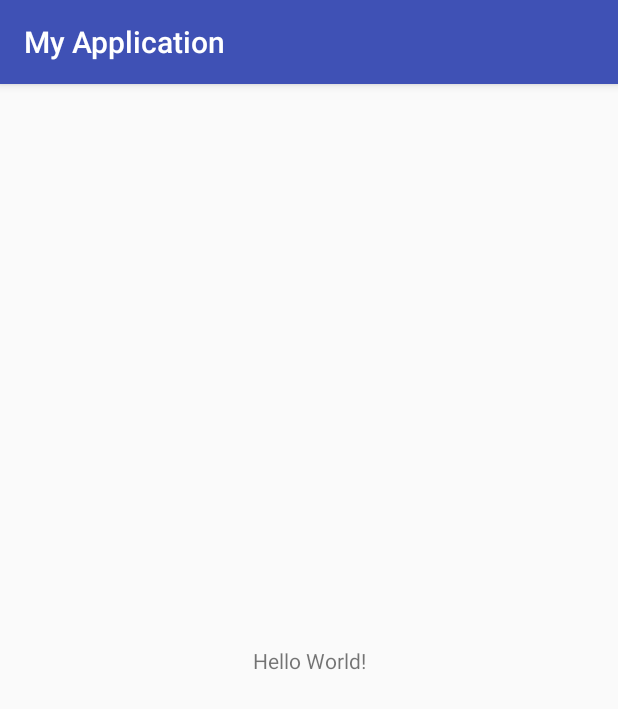
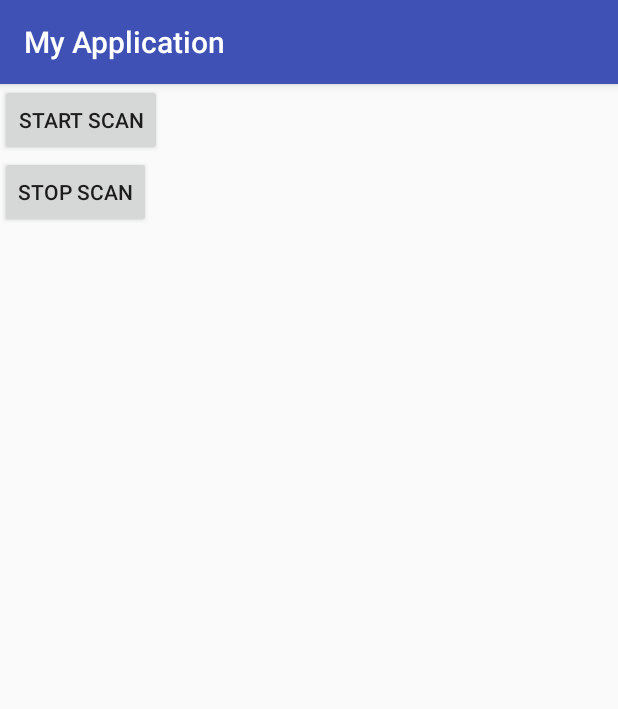
Before and after one commit to fan-xin/Android-Practice-Collection, an Android app: the MainActivity screen opened directly, with no data from a screen before it, on a phone screen of 412 x 824 dp. Shown: the top 709 px of the screen. Run offline under Robolectric (Android 15) with nearby library versions, the phone set to English and light mode, and no system bars; 1 statement that could not run was skipped.

Commit message:
完善代码

```diff
--- a/BLEDemo/src/main/java/com/fanxin/android/bledemo/MainActivity.java
+++ b/BLEDemo/src/main/java/com/fanxin/android/bledemo/MainActivity.java
@@ -1,16 +1,25 @@
 package com.fanxin.android.bledemo;
 
 import android.Manifest;
+import android.annotation.TargetApi;
 import android.bluetooth.BluetoothAdapter;
+import android.bluetooth.BluetoothDevice;
 import android.bluetooth.BluetoothManager;
+import android.bluetooth.le.BluetoothLeScanner;
+import android.bluetooth.le.ScanCallback;
+import android.bluetooth.le.ScanResult;
+import android.bluetooth.le.ScanSettings;
 import android.content.Context;
 import android.content.Intent;
 import android.content.pm.PackageManager;
+import android.os.Build;
 import android.support.v4.app.ActivityCompat;
 import android.support.v4.content.ContextCompat;
 import android.support.v7.app.AppCompatActivity;
 import android.os.Bundle;
 import android.util.Log;
+import android.view.View;
+import android.widget.Button;
 import android.widget.Toast;
 
 public class MainActivity extends AppCompatActivity {
@@ -18,6 +27,16 @@ public class MainActivity extends AppCompatActivity {
     //蓝牙适配器
     private BluetoothAdapter bluetoothAdapter;
     private Toast toast;
+
+    //开始扫描打按钮
+    private Button startButton;
+    //用来控制状态的变量，默认为false
+    private boolean mIsScanStart = false;
+
+    private BluetoothLeScanner leScanner;
+
+    private ScanSettings scanSettings;
+
 
 
     @Override
@@ -54,6 +73,58 @@ public class MainActivity extends AppCompatActivity {
         }
         Log.d(TAG,"检查手机结束");
 
+
+        //从adapter获取scanner
+        if (Build.VERSION.SDK_INT >= Build.VERSION_CODES.LOLLIPOP) {
+            leScanner = bluetoothAdapter.getBluetoothLeScanner();
+            scanSettings = new ScanSettings.Builder()
+                    .setScanMode(ScanSettings.SCAN_MODE_LOW_LATENCY)
+                    .setReportDelay(3000).build();
+        }
+
+
+
+
+
+        startButton = (Button)findViewById(R.id.id_btn_start_scan);
+        startButton.setOnClickListener(new View.OnClickListener() {
+            @Override
+            public void onClick(View v) {
+                if (!mIsScanStart){
+                    //如果还没开始扫描，则开始扫描
+                    startButton.setText("Stop Scan");
+                    mIsScanStart = true;
+                    scan(true);
+                }else {
+                    startButton.setText("Start Scan");
+                    mIsScanStart = false;
+                    scan(false);
+                }
+
+            }
+        });
+
+    }
+
+    @TargetApi(23)
+    private void scan(boolean enable){
+        final ScanCallback scanCallback = new ScanCallback() {
+            @Override
+            public void onScanResult(int callbackType, ScanResult result) {
+                super.onScanResult(callbackType, result);
+                BluetoothDevice device = result.getDevice();
+                //打印出名字和mac地址
+                Log.d(TAG,"打印设备名称和MAC地址");
+                Log.d(TAG,"name = " + device.getName() +", address = "+
+                        device.getAddress());
+            }
+        };
+        if (enable){
+            leScanner.startScan(scanCallback);
+        }else {
+            leScanner.stopScan(scanCallback);
+
+        }
     }
 
     @Override
--- a/BLEDemo/src/main/res/layout/activity_main.xml
+++ b/BLEDemo/src/main/res/layout/activity_main.xml
@@ -1,18 +1,21 @@
 <?xml version="1.0" encoding="utf-8"?>
-<android.support.constraint.ConstraintLayout xmlns:android="http://schemas.android.com/apk/res/android"
+<LinearLayout xmlns:android="http://schemas.android.com/apk/res/android"
     xmlns:app="http://schemas.android.com/apk/res-auto"
+    android:orientation="vertical"
     xmlns:tools="http://schemas.android.com/tools"
     android:layout_width="match_parent"
     android:layout_height="match_parent"
     tools:context=".MainActivity">
 
-    <TextView
+    <Button
+        android:id="@+id/id_btn_start_scan"
+        android:text="Start Scan"
         android:layout_width="wrap_content"
-        android:layout_height="wrap_content"
-        android:text="Hello World!"
-        app:layout_constraintBottom_toBottomOf="parent"
-        app:layout_constraintLeft_toLeftOf="parent"
-        app:layout_constraintRight_toRightOf="parent"
-        app:layout_constraintTop_toTopOf="parent" />
+        android:layout_height="wrap_content" />
+    <Button
+        android:id="@+id/id_btn_stop_scan"
+        android:text="Stop Scan"
+        android:layout_width="wrap_content"
+        android:layout_height="wrap_content" />
 
-</android.support.constraint.ConstraintLayout>
+</LinearLayout>
--- a/BLEDemo/src/main/res/values/styles.xml
+++ b/BLEDemo/src/main/res/values/styles.xml
@@ -1,7 +1,7 @@
 <resources>
 
     <!-- Base application theme. -->
-    <style name="AppTheme" parent="Theme.AppCompat.Light.DarkActionBar">
+    <style name="AppTheme" parent="Base.Theme.AppCompat.Light.DarkActionBar">
         <!-- Customize your theme here. -->
         <item name="colorPrimary">@color/colorPrimary</item>
         <item name="colorPrimaryDark">@color/colorPrimaryDark</item>
```
